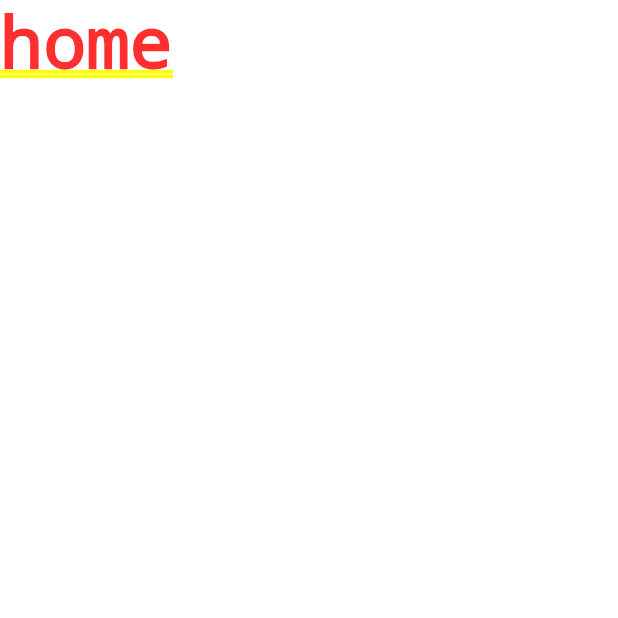
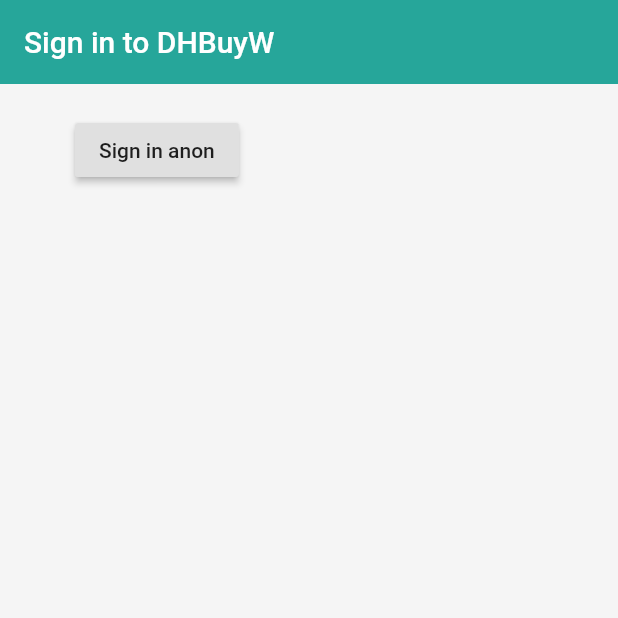
Before and after one commit to JanWeil/App, a Flutter app: the screen it shows after launch, on a phone screen of 412 x 824 dp, the top half of it. Run offline on Flutter 3.47's test engine with Material 2 defaults, Android fonts, the phone set to English and light mode, and no system bars; our stand-ins replace firebase_auth; accounts and stored records are empty.

Commit message:
Tutorial #5 4:39

```diff
--- a/lib/screens/authentification/authentificate.dart
+++ b/lib/screens/authentification/authentificate.dart
@@ -1,4 +1,5 @@
 //sign in or register widget
+import 'package:DHBuyW/screens/authentification/sign_in.dart';
 import 'package:flutter/material.dart';
 
 //Stateful widget
@@ -12,7 +13,7 @@ class _AuthenticateState extends State<Authenticate> {
   @override
   Widget build(BuildContext context) {
     return Container(
-      child: Text('authenticate'),
+      child: SignIn(),
     );
   }
 }
--- /dev/null
+++ b/lib/screens/authentification/sign_in.dart
@@ -0,0 +1,31 @@
+//Sign in widget
+
+import 'package:flutter/material.dart';
+
+class SignIn extends StatefulWidget {
+  @override
+  _SignInState createState() => _SignInState();
+}
+
+class _SignInState extends State<SignIn> {
+  @override
+  Widget build(BuildContext context) {
+    return Scaffold(
+      backgroundColor: Colors.grey[100],
+      appBar: AppBar(
+        backgroundColor: Colors.teal[400],
+        elevation: 0.0,
+        title: Text('Sign in to DHBuyW'),
+      ),
+      body: Container(
+        padding: EdgeInsets.symmetric(vertical: 20.0, horizontal: 50.0),
+        child: RaisedButton(
+          child: Text('Sign in anon'),
+          onPressed: ()async {
+
+          },
+        ),
+      ),
+    );
+  }
+}
--- a/lib/screens/wrapper.dart
+++ b/lib/screens/wrapper.dart
@@ -1,13 +1,14 @@
 //Wrapper, der entscheidet, ob authentification oder home angezeigt wird
 //Stateless Widget
 
+import 'package:DHBuyW/screens/authentification/authentificate.dart';
 import 'package:DHBuyW/screens/home/home.dart';
 import 'package:flutter/material.dart';
 
 class Wrapper extends StatelessWidget {
   @override
   Widget build(BuildContext context) {
-    return Home(
+    return Authenticate(
     //return Home or Authentificate
 
     );
--- /dev/null
+++ b/lib/services/auth.dart
@@ -0,0 +1,14 @@
+import 'package:firebase_auth/firebase_auth.dart';
+
+class AuthService {
+
+
+final FirebaseAuth  _auth = FirebaseAuth.instance;
+
+//sign in with email & password
+
+//register with email & password
+
+//sign out
+
+}
```
